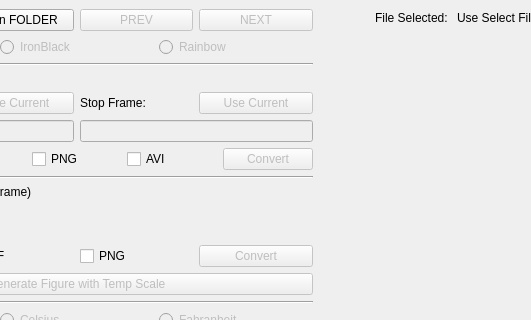
This is ui_software/Parabilis_Thermal/ir_post_v2.ui in shin1007/purethermal1-uvc-capture as Qt 5 draws it before an edit; both pictures show x 169 to 700 and y 0 to 320 of the 1236 by 762 pixel window. The edited form follows.
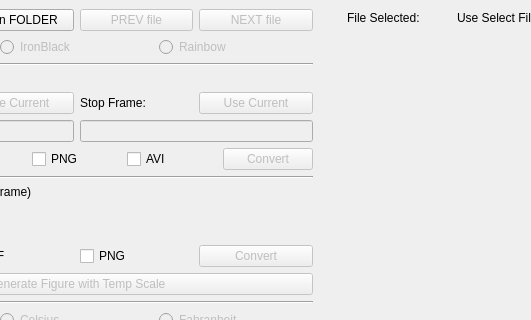
This is the edited form.

Commit message: better_playback especially last frame

The edit to the form file:
```diff
--- a/ui_software/Parabilis_Thermal/ir_post_v2.ui
+++ b/ui_software/Parabilis_Thermal/ir_post_v2.ui
@@ -33,7 +33,7 @@
        <string>File Selected: </string>
       </property>
       <property name="alignment">
-       <set>Qt::AlignRight|Qt::AlignTrailing|Qt::AlignVCenter</set>
+       <set>Qt::AlignCenter</set>
       </property>
      </widget>
     </item>
@@ -175,7 +175,7 @@
            <bool>false</bool>
           </property>
           <property name="text">
-           <string>PREV</string>
+           <string>PREV file</string>
           </property>
          </widget>
         </item>
@@ -185,7 +185,7 @@
            <bool>false</bool>
           </property>
           <property name="text">
-           <string>NEXT</string>
+           <string>NEXT file</string>
           </property>
          </widget>
         </item>
```
Left out of the diff: 2 changed lines with no effect on the pictures. The commit also changes 2 other files.
